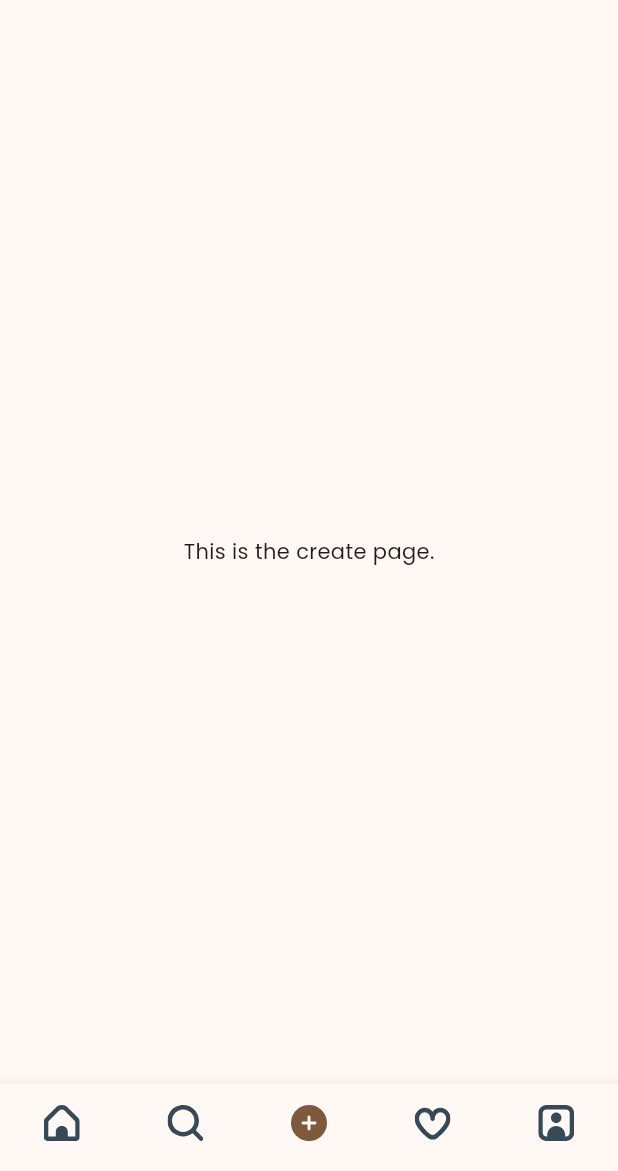
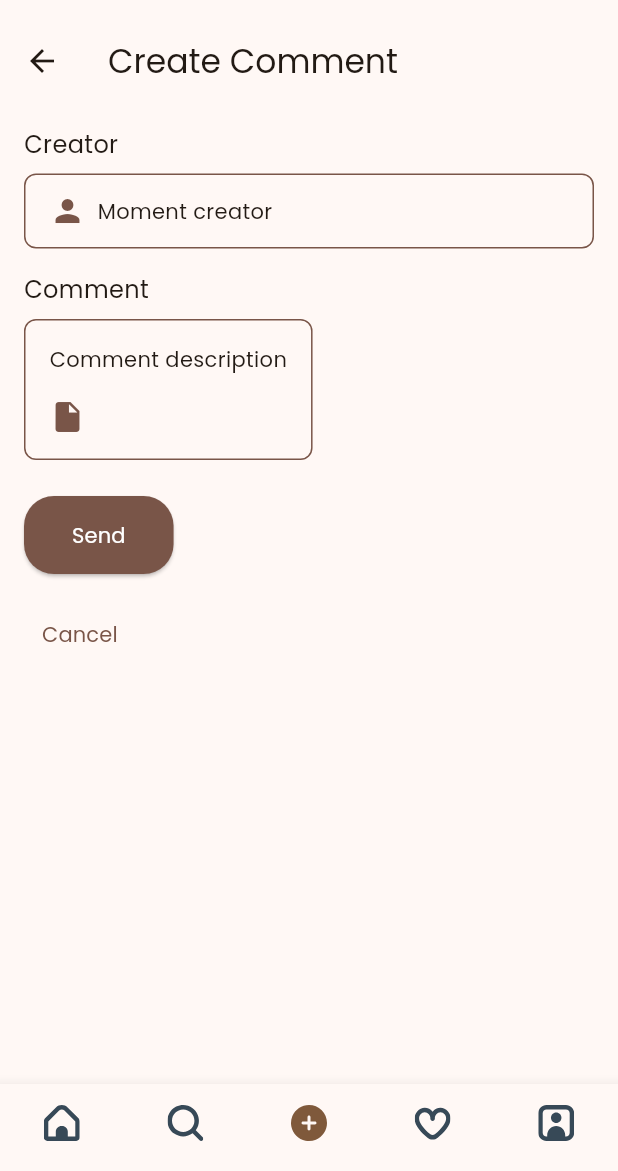
Before and after one commit to adepramadipa/mobile-programming-ca224, a Flutter app: the screen it shows after launch, item 3 of the bottom bar chosen, on a phone screen of 412 x 824 dp, the part 65-1236 px from its top. Run offline on Flutter 3.47's test engine with Material 3 defaults, Android fonts, the phone set to English and light mode, and no system bars; our stand-ins replace flutter_svg; network calls fail.

Commit message:
finall commit

```diff
--- /dev/null
+++ b/lib/pages/create_comment.dart
@@ -0,0 +1,82 @@
+import 'package:flutter/material.dart';
+
+class CreateCommentPage extends StatelessWidget {
+  @override
+  Widget build(BuildContext context) {
+    return Scaffold(
+      appBar: AppBar(
+        title: Text("Create Comment"),
+        leading: IconButton(
+          icon: Icon(Icons.arrow_back),
+          onPressed: () => Navigator.of(context).pop(),
+        ),
+      ),
+      body: Padding(
+        padding: const EdgeInsets.all(16.0),
+        child: Column(
+          crossAxisAlignment: CrossAxisAlignment.start,
+          children: [
+            Text("Creator", style: TextStyle(fontSize: 16)),
+            SizedBox(height: 8),
+            Container(
+              padding: EdgeInsets.symmetric(horizontal: 16, vertical: 12),
+              decoration: BoxDecoration(
+                border: Border.all(color: Colors.brown),
+                borderRadius: BorderRadius.circular(8),
+              ),
+              child: Row(
+                children: [
+                  Icon(Icons.person, color: Colors.brown),
+                  SizedBox(width: 8),
+                  Text("Moment creator"),
+                ],
+              ),
+            ),
+            SizedBox(height: 16),
+            Text("Comment", style: TextStyle(fontSize: 16)),
+            SizedBox(height: 8),
+            Container(
+              padding: EdgeInsets.all(16),
+              decoration: BoxDecoration(
+                border: Border.all(color: Colors.brown),
+                borderRadius: BorderRadius.circular(8),
+              ),
+              child: Column(
+                crossAxisAlignment: CrossAxisAlignment.start,
+                children: [
+                  Text("Comment description"),
+                  SizedBox(height: 16),
+                  Icon(Icons.insert_drive_file, color: Colors.brown),
+                ],
+              ),
+            ),
+            SizedBox(height: 24),
+            ElevatedButton(
+              onPressed: () {
+                // Tambahkan fungsi kirim komentar di sini
+              },
+              style: ElevatedButton.styleFrom(
+                backgroundColor: Colors.brown,
+                padding: EdgeInsets.symmetric(horizontal: 32, vertical: 16),
+                shape: RoundedRectangleBorder(
+                  borderRadius: BorderRadius.circular(20),
+                ),
+              ),
+              child: Text("Send", style: TextStyle(color: Colors.white)),
+            ),
+            SizedBox(height: 16),
+            TextButton(
+              onPressed: () {
+                Navigator.of(context).pop();
+              },
+              child: Text(
+                "Cancel",
+                style: TextStyle(color: Colors.brown),
+              ),
+            ),
+          ],
+        ),
+      ),
+    );
+  }
+}
--- a/lib/pages/main_page.dart
+++ b/lib/pages/main_page.dart
@@ -3,6 +3,7 @@ import 'package:flutter_svg/flutter_svg.dart';
 import 'package:myapp/pages/home_page.dart';
 import 'package:myapp/pages/search_page.dart';
 import 'package:myapp/resources/colors.dart';
+import 'package:myapp/pages/create_comment.dart';
 
 class MainPage extends StatefulWidget {
   const MainPage({super.key});
@@ -26,7 +27,7 @@ class _MainPageState extends State<MainPage> {
  final List<Widget> _pages = [
   const HomePage(),
   const SearchPage(),
-    const Center(child: Text('This is the create page.')),
+  CreateCommentPage(),
   const Center(child: Text('This is the activity page.')),
   const Center(child: Text('This is the profile page.')),
 ];
```
Lines whose indentation alone changed are shown as unchanged.
